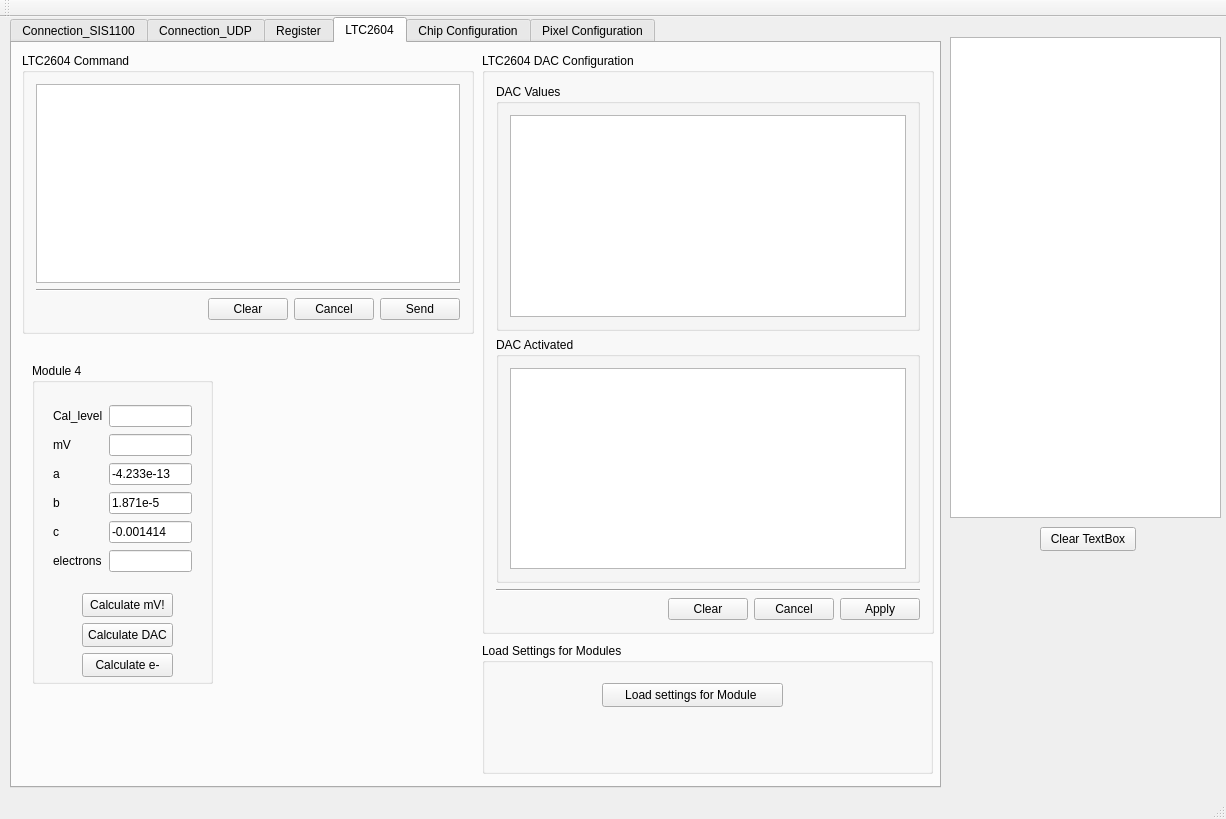
First picture: the form in software/topix4_main/mainwindow.ui, repository Kristallfee/jdrs, before the edit.
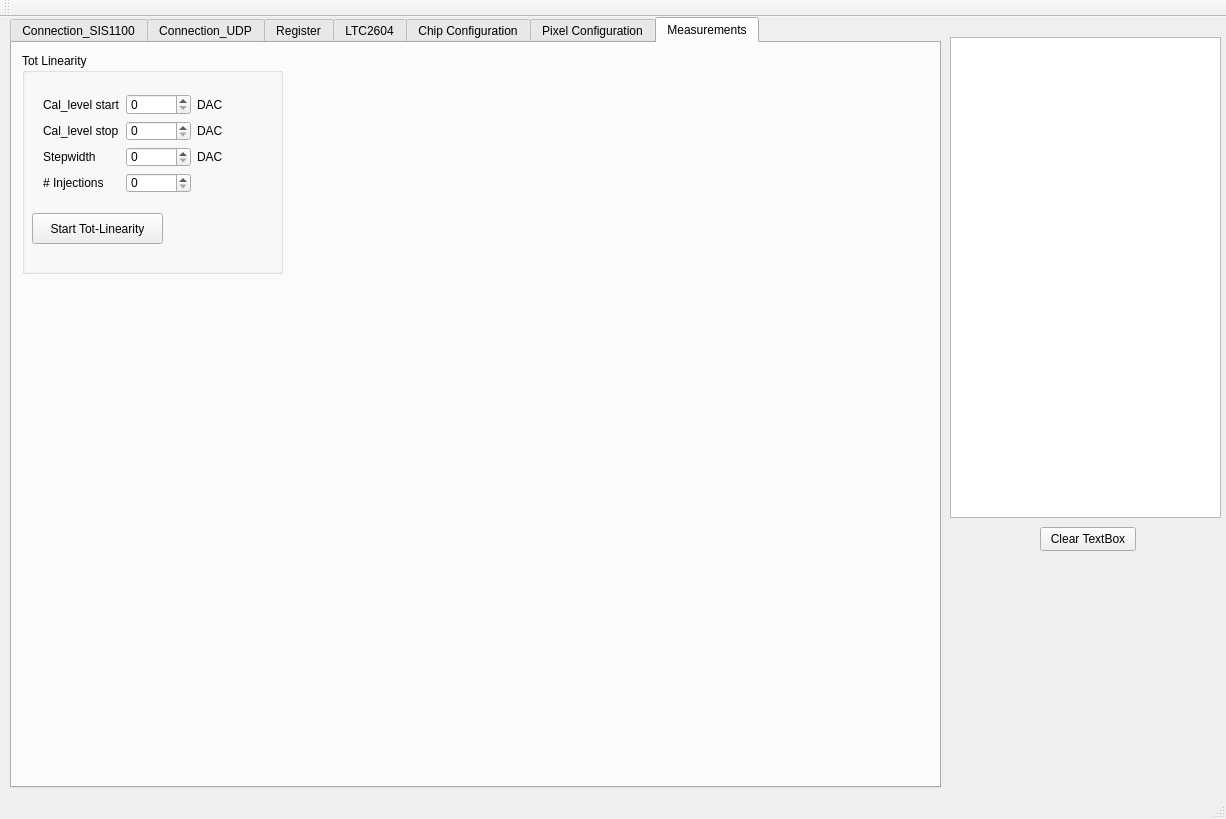
Second picture: the form after the edit. The open tabs and pages were chosen to show the change. Icons and pictures are not drawn.

```diff
--- a/software/topix4_main/mainwindow.ui
+++ b/software/topix4_main/mainwindow.ui
@@ -1832,13 +1832,6 @@
          </layout>
         </widget>
        </item>
-       <item>
-        <widget class="Line" name="line_8">
-         <property name="orientation">
-          <enum>Qt::Horizontal</enum>
-         </property>
-        </widget>
-       </item>
        <item>
         <layout class="QHBoxLayout" name="horizontalLayout_3">
          <item>
@@ -1895,13 +1888,6 @@
        <item>
         <widget class="QTableWidget" name="tableWidget_ltc2604command"/>
        </item>
-       <item>
-        <widget class="Line" name="line_9">
-         <property name="orientation">
-          <enum>Qt::Horizontal</enum>
-         </property>
-        </widget>
-       </item>
        <item>
         <layout class="QHBoxLayout" name="horizontalLayout_4">
          <item>
@@ -1969,6 +1955,9 @@
       </widget>
      </widget>
      <widget class="QGroupBox" name="groupBox_12">
+      <property name="enabled">
+       <bool>false</bool>
+      </property>
       <property name="geometry">
        <rect>
         <x>20</x>
@@ -2061,7 +2050,7 @@
         <item row="1" column="1">
          <widget class="QLineEdit" name="lineEdit_mod4mv">
           <property name="enabled">
-           <bool>true</bool>
+           <bool>false</bool>
           </property>
           <property name="readOnly">
            <bool>false</bool>
@@ -2764,6 +2753,133 @@
       </property>
      </widget>
     </widget>
+    <widget class="QWidget" name="tab_3">
+     <attribute name="title">
+      <string>Measurements</string>
+     </attribute>
+     <widget class="QGroupBox" name="groupBox">
+      <property name="geometry">
+       <rect>
+        <x>10</x>
+        <y>10</y>
+        <width>261</width>
+        <height>221</height>
+       </rect>
+      </property>
+      <property name="title">
+       <string>Tot Linearity</string>
+      </property>
+      <widget class="QWidget" name="gridLayoutWidget_4">
+       <property name="geometry">
+        <rect>
+         <x>10</x>
+         <y>30</y>
+         <width>241</width>
+         <height>121</height>
+        </rect>
+       </property>
+       <layout class="QGridLayout" name="gridLayout_3">
+        <item row="0" column="0">
+         <widget class="QLabel" name="label_3">
+          <property name="text">
+           <string>Cal_level start</string>
+          </property>
+         </widget>
+        </item>
+        <item row="0" column="2">
+         <widget class="QLabel" name="label_8">
+          <property name="text">
+           <string>DAC</string>
+          </property>
+         </widget>
+        </item>
+        <item row="2" column="0">
+         <widget class="QLabel" name="label_7">
+          <property name="text">
+           <string>Stepwidth</string>
+          </property>
+         </widget>
+        </item>
+        <item row="2" column="2">
+         <widget class="QLabel" name="label_10">
+          <property name="text">
+           <string>DAC</string>
+          </property>
+         </widget>
+        </item>
+        <item row="1" column="2">
+         <widget class="QLabel" name="label_9">
+          <property name="text">
+           <string>DAC</string>
+          </property>
+         </widget>
+        </item>
+        <item row="1" column="0">
+         <widget class="QLabel" name="label_4">
+          <property name="text">
+           <string>Cal_level stop</string>
+          </property>
+         </widget>
+        </item>
+        <item row="3" column="2">
+         <widget class="QLabel" name="label_12">
+          <property name="text">
+           <string/>
+          </property>
+         </widget>
+        </item>
+        <item row="3" column="0">
+         <widget class="QLabel" name="label_11">
+          <property name="text">
+           <string># Injections</string>
+          </property>
+         </widget>
+        </item>
+        <item row="0" column="1">
+         <widget class="QSpinBox" name="spinBox_cal_level_start">
+          <property name="maximum">
+           <number>65534</number>
+          </property>
+         </widget>
+        </item>
+        <item row="1" column="1">
+         <widget class="QSpinBox" name="spinBox_cal_level_stop">
+          <property name="maximum">
+           <number>65534</number>
+          </property>
+         </widget>
+        </item>
+        <item row="2" column="1">
+         <widget class="QSpinBox" name="spinBox_cal_level_stepwidth">
+          <property name="maximum">
+           <number>10000</number>
+          </property>
+         </widget>
+        </item>
+        <item row="3" column="1">
+         <widget class="QSpinBox" name="spinBox_cal_level_numberofinjections">
+          <property name="maximum">
+           <number>10000</number>
+          </property>
+         </widget>
+        </item>
+       </layout>
+      </widget>
+      <widget class="QPushButton" name="pushButton">
+       <property name="geometry">
+        <rect>
+         <x>10</x>
+         <y>160</y>
+         <width>131</width>
+         <height>31</height>
+        </rect>
+       </property>
+       <property name="text">
+        <string>Start Tot-Linearity</string>
+       </property>
+      </widget>
+     </widget>
+    </widget>
    </widget>
    <widget class="QTextEdit" name="textEdit_Info">
     <property name="geometry">
```
Left out of the diff: 24 changed lines with no effect on the pictures.
